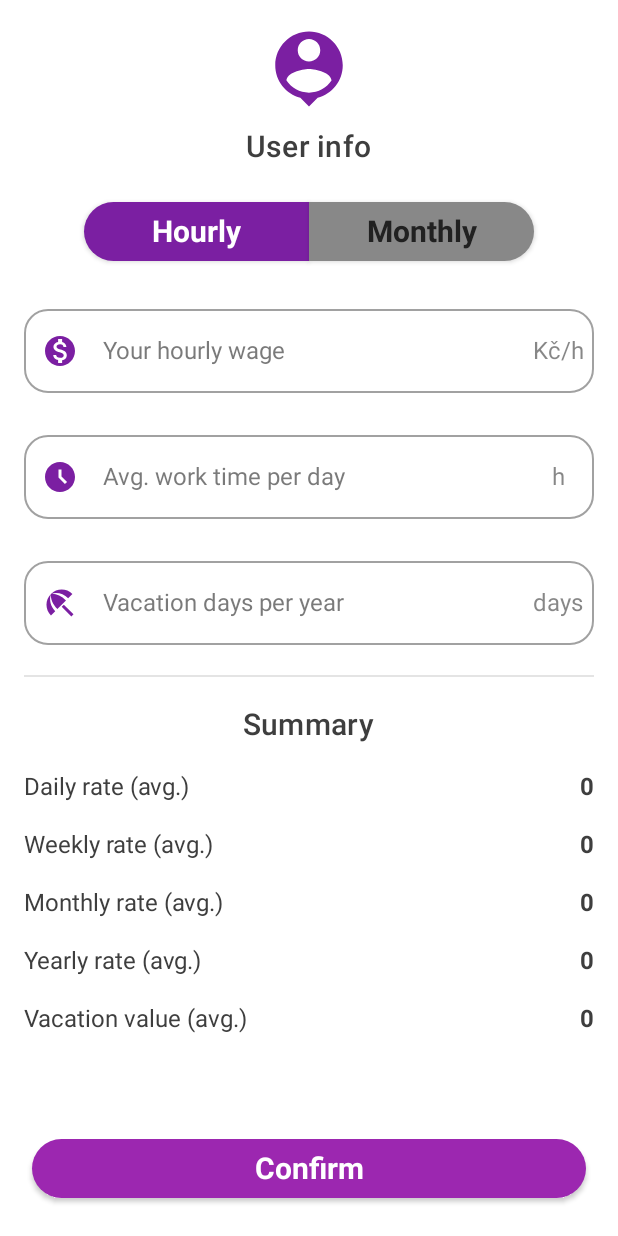
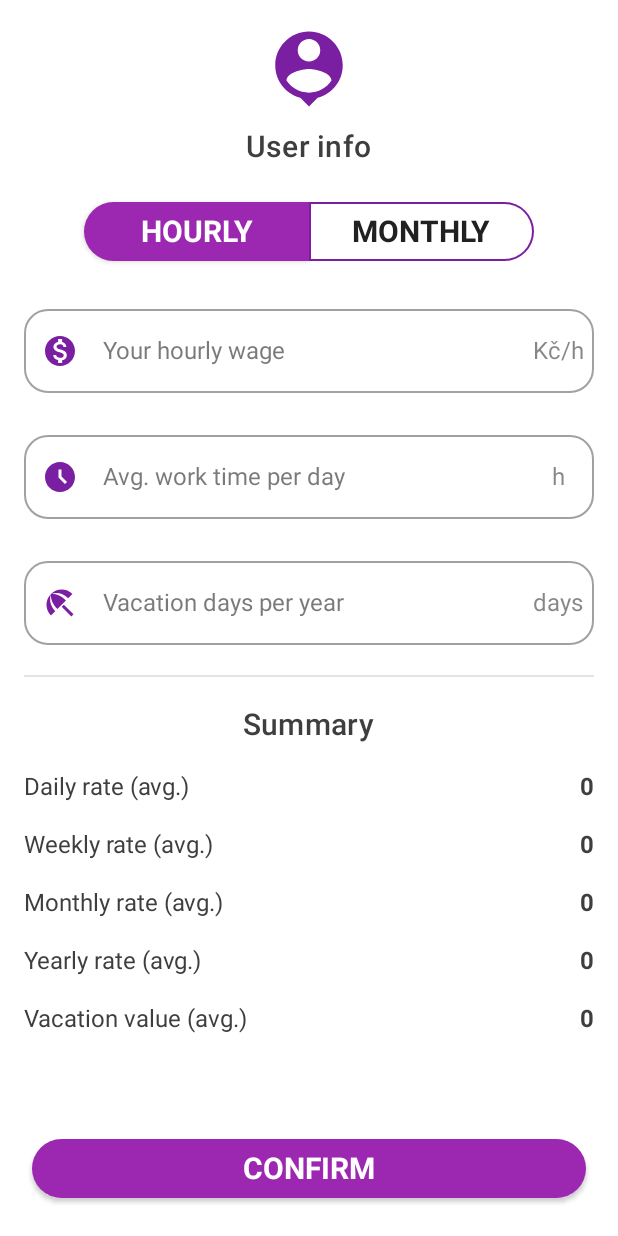
Before and after one commit to nejezchleba-jan/TimeIsMoney, an Android app built with Jetpack Compose: the screen it shows after launch (MainActivity), on a phone screen of 412 x 824 dp. Run offline under Robolectric (Android 15) with nearby library versions, the phone set to English and light mode, and no system bars; our stand-ins replace Dagger/Hilt's generated code; 1 statement that could not run was skipped.

Commit message:
Changed buttons

```diff
--- a/app/src/main/java/cz/jannejezchleba/timeismoney/ui/screen/info/InfoCollectScreen.kt
+++ b/app/src/main/java/cz/jannejezchleba/timeismoney/ui/screen/info/InfoCollectScreen.kt
@@ -1,5 +1,6 @@
 package cz.jannejezchleba.timeismoney.ui.screen
 
+import androidx.compose.foundation.BorderStroke
 import androidx.compose.foundation.layout.*
 import androidx.compose.foundation.rememberScrollState
 import androidx.compose.foundation.shape.RoundedCornerShape
@@ -82,30 +83,42 @@ fun InfoCollectScreen(
                 verticalAlignment = Alignment.CenterVertically,
                 modifier = Modifier.fillMaxWidth()
             ) {
-                Button(
-                    modifier = Modifier.width(150.dp),
-                    shape = RoundedCornerShape(topStartPercent = 50, bottomStartPercent = 50),
-                    onClick = {
-                        salaryType = false
-                    },
-                    colors = ButtonDefaults.buttonColors(
-                        backgroundColor = if (salaryType) Color.Gray else CustomMaterialTheme.colors.primaryVariant
-                    )
-                ) {
-                    Text(text = "Hourly")
+                SwitchButton("HOURLY", false, !salaryType) {
+                    salaryType = false
                 }
-                Button(
-                    modifier = Modifier.width(150.dp),
-                    shape = RoundedCornerShape(topEndPercent = 50, bottomEndPercent = 50),
-                    onClick = {
-                        salaryType = true
-                    },
-                    colors = ButtonDefaults.buttonColors(
-                        backgroundColor = if (!salaryType) Color.Gray else CustomMaterialTheme.colors.primaryVariant
-                    )
-                ) {
-                    Text(text = "Monthly")
+                SwitchButton("MONTHLY", true, salaryType) {
+                    salaryType = true
                 }
+//                Button(
+//                    modifier = Modifier.width(150.dp),
+//                    shape = RoundedCornerShape(topStartPercent = 50, bottomStartPercent = 50),
+//                    onClick = {
+//                        salaryType = false
+//                    },
+//                    colors = ButtonDefaults.buttonColors(
+//                        backgroundColor = if (salaryType) Color.Gray else CustomMaterialTheme.colors.primaryVariant
+//                    )
+//                ) {
+//                    Text(text = "Hourly")
+//                }
+//                Button(
+//                    modifier = Modifier
+//                        .border(
+//                            2.dp,
+//                            color = CustomMaterialTheme.colors.primaryVariant,
+//                            RoundedCornerShape(topEndPercent = 50, bottomEndPercent = 50)
+//                        )
+//                        .width(150.dp),
+//                    shape = RoundedCornerShape(topEndPercent = 50, bottomEndPercent = 50),
+//                    onClick = {
+//                        salaryType = true
+//                    },
+//                    colors = ButtonDefaults.buttonColors(
+//                        backgroundColor = if (!salaryType) Color.Transparent else CustomMaterialTheme.colors.primaryVariant
+//                    )
+//                ) {
+//                    Text(text = "Monthly")
+//                }
             }
             if (salaryType) {
                 UserInfoField(
@@ -208,7 +221,7 @@ fun InfoCollectScreen(
                 },
                 colors = customButtonColors(),
             ) {
-                Text(text = "Confirm")
+                Text(text = "CONFIRM")
             }
         }
     }
@@ -257,3 +270,30 @@ private fun UserInfoField(
         singleLine = true
     )
 }
+
+@Composable
+private fun SwitchButton(title: String, isLeftSide: Boolean, isSelected: Boolean, onClick: () -> Unit) {
+    if (isSelected) {
+        Button(
+            modifier = Modifier.width(150.dp),
+            shape = if (isLeftSide) RoundedCornerShape(topEndPercent = 50, bottomEndPercent = 50) else RoundedCornerShape(topStartPercent = 50, bottomStartPercent = 50),
+            onClick = onClick,
+            colors = customButtonColors()
+        ) {
+            Text(text = title)
+        }
+    } else {
+        OutlinedButton(
+            modifier = Modifier.width(150.dp),
+            shape = if (isLeftSide) RoundedCornerShape(topEndPercent = 50, bottomEndPercent = 50) else RoundedCornerShape(topStartPercent = 50, bottomStartPercent = 50),
+            onClick = onClick,
+            colors = ButtonDefaults.buttonColors(
+                backgroundColor = Color.Transparent,
+                contentColor = CustomMaterialTheme.colors.onBackground
+            ),
+            border = BorderStroke(1.dp, CustomMaterialTheme.colors.primaryVariant)
+        ) {
+            Text(text = title)
+        }
+    }
+}
```
